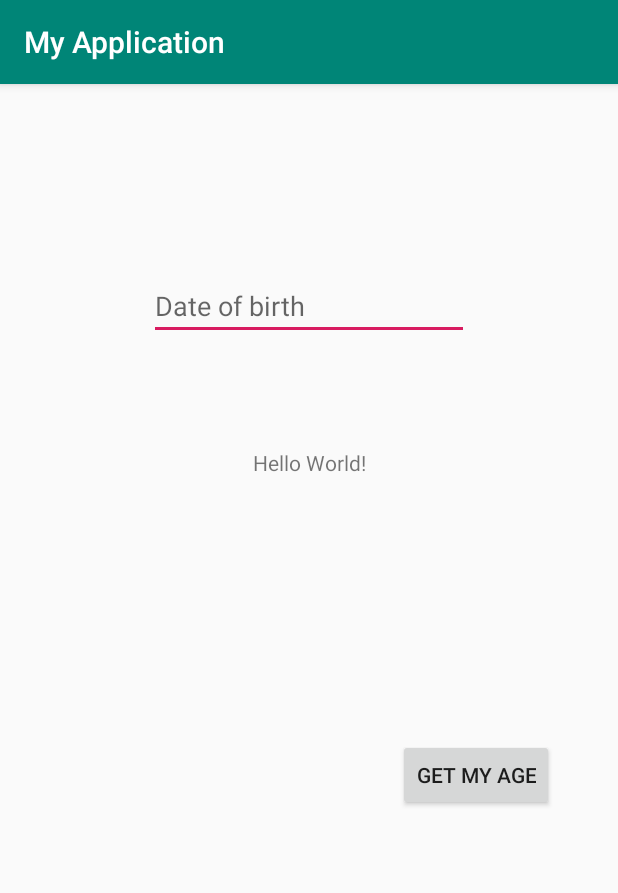
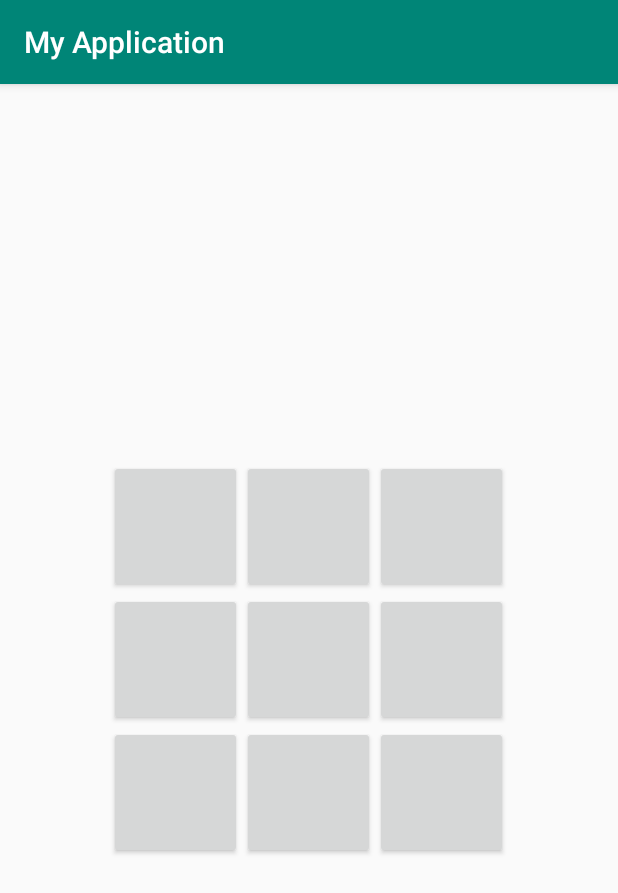
Before and after one commit to mostefa-laoumir/tictactoe, an Android app: the screen it shows after launch (MainActivity), on a phone screen of 412 x 824 dp. Shown: the top 893 px of the screen. Run offline under Robolectric (Android 15) with nearby library versions, the phone set to English and light mode, and no system bars.

Commit message:
initial commit

```diff
--- a/app/src/main/java/com/example/myapplication/MainActivity.kt
+++ b/app/src/main/java/com/example/myapplication/MainActivity.kt
@@ -2,6 +2,9 @@ package com.example.myapplication
 
 import androidx.appcompat.app.AppCompatActivity
 import android.os.Bundle
+import android.view.View
+import android.widget.Button
+import android.widget.Toast
 import kotlinx.android.synthetic.main.activity_main.*
 
 
@@ -10,11 +13,24 @@ class MainActivity : AppCompatActivity() {
     override fun onCreate(savedInstanceState: Bundle?) {
         super.onCreate(savedInstanceState)
         setContentView(R.layout.activity_main)
-        btn.setOnClickListener {
-        var yob:Int = editText.text.toString().toInt()
-        yob = 2019 - yob
-            text.text= yob.toString()
+
+
+    }
+    protected fun clk(view:View){
+        val buSelected = view as Button
+        var cellID =0
+        when(buSelected.id){
+            R.id.a1 -> cellID=1
+            R.id.a2 -> cellID=2
+            R.id.a3 -> cellID=3
+            R.id.b1 -> cellID=4
+            R.id.b2 -> cellID=5
+            R.id.b3 -> cellID=6
+            R.id.c1 -> cellID=7
+            R.id.c2 -> cellID=8
+            R.id.c3 -> cellID=9
 
         }
+        Toast.makeText(this,"ID:"+cellID,Toast.LENGTH_LONG).show()
     }
 }
--- a/app/src/main/res/layout/activity_main.xml
+++ b/app/src/main/res/layout/activity_main.xml
@@ -1,48 +1,86 @@
 <?xml version="1.0" encoding="utf-8"?>
-<androidx.constraintlayout.widget.ConstraintLayout
+<TableLayout
     xmlns:android="http://schemas.android.com/apk/res/android"
+    android:gravity="center"
     xmlns:tools="http://schemas.android.com/tools"
     xmlns:app="http://schemas.android.com/apk/res-auto"
     android:layout_width="match_parent"
     android:layout_height="match_parent"
-    tools:context=".MainActivity">
+    tools:context=".MainActivity"
+    >
 
-    <TextView
-        android:id="@+id/text"
-        android:layout_width="wrap_content"
-        android:layout_height="wrap_content"
-        android:text="Hello World!"
-        app:layout_constraintBottom_toBottomOf="parent"
-        app:layout_constraintEnd_toEndOf="parent"
-        app:layout_constraintLeft_toLeftOf="parent"
-        app:layout_constraintRight_toRightOf="parent"
-        app:layout_constraintStart_toStartOf="parent"
-        app:layout_constraintTop_toTopOf="parent"
-        app:layout_constraintVertical_bias="0.324" />
+    <TableRow
+        android:gravity="center"
 
-    <Button
-        android:id="@+id/btn"
-        android:layout_width="wrap_content"
-        android:layout_height="wrap_content"
-        android:text="GET MY AGE"
-        app:layout_constraintBottom_toBottomOf="parent"
-        app:layout_constraintHorizontal_bias="0.862"
-        app:layout_constraintLeft_toLeftOf="parent"
-        app:layout_constraintRight_toRightOf="parent"
-        app:layout_constraintTop_toBottomOf="@+id/text"
-        app:layout_constraintVertical_bias="0.381" />
+        android:layout_width="match_parent"
+        android:layout_height="match_parent" >
 
-    <EditText
-        android:id="@+id/editText"
-        android:layout_width="wrap_content"
-        android:layout_height="wrap_content"
-        android:layout_marginBottom="72dp"
-        android:ems="10"
-        android:hint="Date of birth"
-        android:inputType="number"
-        app:layout_constraintBottom_toTopOf="@+id/text"
-        app:layout_constraintEnd_toEndOf="parent"
-        app:layout_constraintStart_toStartOf="parent" />
+        <Button
+            android:id="@+id/a1"
+            android:layout_width="40pt"
+            android:layout_height="40pt"
+            android:onClick="clk" />
 
+        <Button
+            android:id="@+id/a2"
+            android:layout_width="40pt"
+            android:layout_height="40pt"
+            android:onClick="clk" />
 
-</androidx.constraintlayout.widget.ConstraintLayout>
+        <Button
+            android:id="@+id/a3"
+            android:layout_width="40pt"
+            android:layout_height="40pt"
+            android:onClick="clk" />
+    </TableRow>
+
+    <TableRow
+        android:gravity="center"
+
+        android:layout_width="match_parent"
+        android:layout_height="match_parent" >
+
+        <Button
+            android:id="@+id/b1"
+            android:layout_width="40pt"
+            android:layout_height="40pt"
+            android:onClick="clk" />
+
+        <Button
+            android:id="@+id/b2"
+            android:layout_width="40pt"
+            android:layout_height="40pt"
+            android:onClick="clk" />
+
+        <Button
+            android:id="@+id/b3"
+            android:layout_width="40pt"
+            android:layout_height="40pt"
+            android:onClick="clk" />
+    </TableRow>
+
+    <TableRow
+        android:gravity="center"
+
+        android:layout_width="match_parent"
+        android:layout_height="match_parent" >
+
+        <Button
+            android:id="@+id/c1"
+            android:layout_width="40pt"
+            android:layout_height="40pt"
+            android:onClick="clk" />
+
+        <Button
+            android:id="@+id/c2"
+            android:layout_width="40pt"
+            android:layout_height="40pt"
+            android:onClick="clk" />
+
+        <Button
+            android:id="@+id/c3"
+            android:layout_width="40pt"
+            android:layout_height="40pt"
+            android:onClick="clk" />
+    </TableRow>
+</TableLayout>
```
